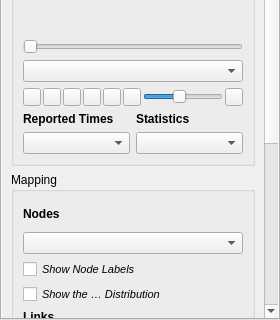
Old version of the form ui/analysis/qgisred_results_dock.ui in the repository qgisred/QGISRed; both pictures show x 0 to 280 and y 160 to 480 of the 280 by 480 pixel window.
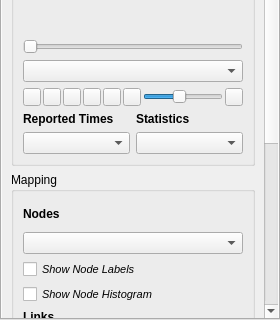
New version of the form.

Commit message: Histogram: Adjust checkbox text

```diff
--- a/ui/analysis/qgisred_results_dock.ui
+++ b/ui/analysis/qgisred_results_dock.ui
@@ -735,7 +735,7 @@
                         <string notr="true">font: italic 8pt "MS Shell Dlg 2";</string>
                        </property>
                        <property name="text">
-                        <string>Show the … Distribution</string>
+                        <string>Show Node Histogram</string>
                        </property>
                       </widget>
                      </item>
```
Left out of the diff: 2 changed lines with no effect on the pictures. The commit also changes 8 other files.
